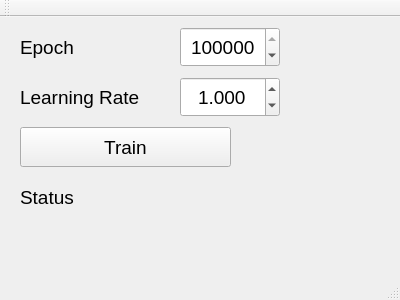
This is mainwindow.ui in ahmetcihan/XOR_Neural_Network_Trainer as Qt 5 draws it before an edit. The edited form follows.
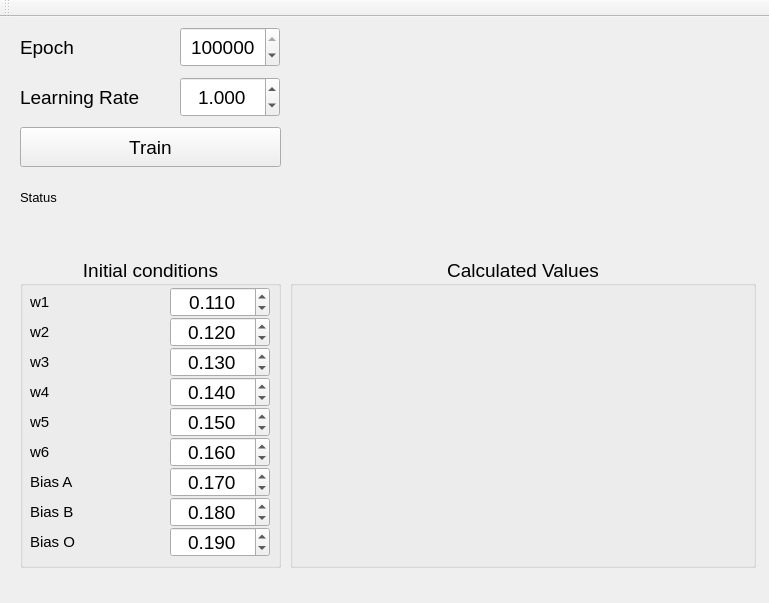
This is the edited form.

```diff
--- a/mainwindow.ui
+++ b/mainwindow.ui
@@ -6,8 +6,8 @@
    <rect>
     <x>0</x>
     <y>0</y>
-    <width>400</width>
-    <height>300</height>
+    <width>769</width>
+    <height>603</height>
    </rect>
   </property>
   <property name="windowTitle">
@@ -19,7 +19,7 @@
      <rect>
       <x>20</x>
       <y>110</y>
-      <width>211</width>
+      <width>261</width>
       <height>40</height>
      </rect>
     </property>
@@ -79,13 +79,13 @@
      <rect>
       <x>20</x>
       <y>160</y>
-      <width>371</width>
+      <width>261</width>
       <height>40</height>
      </rect>
     </property>
     <property name="font">
      <font>
-      <pointsize>14</pointsize>
+      <pointsize>10</pointsize>
      </font>
     </property>
     <property name="text">
@@ -134,6 +134,457 @@
      <double>1.000000000000000</double>
     </property>
    </widget>
+   <widget class="QLabel" name="label_net">
+    <property name="geometry">
+     <rect>
+      <x>290</x>
+      <y>10</y>
+      <width>466</width>
+      <height>226</height>
+     </rect>
+    </property>
+    <property name="text">
+     <string/>
+    </property>
+   </widget>
+   <widget class="QGroupBox" name="groupBox">
+    <property name="geometry">
+     <rect>
+      <x>20</x>
+      <y>240</y>
+      <width>261</width>
+      <height>311</height>
+     </rect>
+    </property>
+    <property name="font">
+     <font>
+      <pointsize>14</pointsize>
+     </font>
+    </property>
+    <property name="title">
+     <string>Initial conditions</string>
+    </property>
+    <property name="alignment">
+     <set>Qt::AlignCenter</set>
+    </property>
+    <widget class="QLabel" name="label_3">
+     <property name="geometry">
+      <rect>
+       <x>10</x>
+       <y>30</y>
+       <width>130</width>
+       <height>30</height>
+      </rect>
+     </property>
+     <property name="font">
+      <font>
+       <pointsize>11</pointsize>
+      </font>
+     </property>
+     <property name="text">
+      <string>w1</string>
+     </property>
+    </widget>
+    <widget class="QDoubleSpinBox" name="doubleSpinBox_w1">
+     <property name="geometry">
+      <rect>
+       <x>150</x>
+       <y>30</y>
+       <width>100</width>
+       <height>30</height>
+      </rect>
+     </property>
+     <property name="font">
+      <font>
+       <pointsize>14</pointsize>
+      </font>
+     </property>
+     <property name="alignment">
+      <set>Qt::AlignCenter</set>
+     </property>
+     <property name="decimals">
+      <number>3</number>
+     </property>
+     <property name="value">
+      <double>0.110000000000000</double>
+     </property>
+    </widget>
+    <widget class="QDoubleSpinBox" name="doubleSpinBox_w2">
+     <property name="geometry">
+      <rect>
+       <x>150</x>
+       <y>60</y>
+       <width>100</width>
+       <height>30</height>
+      </rect>
+     </property>
+     <property name="font">
+      <font>
+       <pointsize>14</pointsize>
+      </font>
+     </property>
+     <property name="alignment">
+      <set>Qt::AlignCenter</set>
+     </property>
+     <property name="decimals">
+      <number>3</number>
+     </property>
+     <property name="value">
+      <double>0.120000000000000</double>
+     </property>
+    </widget>
+    <widget class="QLabel" name="label_4">
+     <property name="geometry">
+      <rect>
+       <x>10</x>
+       <y>60</y>
+       <width>130</width>
+       <height>30</height>
+      </rect>
+     </property>
+     <property name="font">
+      <font>
+       <pointsize>11</pointsize>
+      </font>
+     </property>
+     <property name="text">
+      <string>w2</string>
+     </property>
+    </widget>
+    <widget class="QLabel" name="label_5">
+     <property name="geometry">
+      <rect>
+       <x>10</x>
+       <y>90</y>
+       <width>130</width>
+       <height>30</height>
+      </rect>
+     </property>
+     <property name="font">
+      <font>
+       <pointsize>11</pointsize>
+      </font>
+     </property>
+     <property name="text">
+      <string>w3</string>
+     </property>
+    </widget>
+    <widget class="QDoubleSpinBox" name="doubleSpinBox_w3">
+     <property name="geometry">
+      <rect>
+       <x>150</x>
+       <y>90</y>
+       <width>100</width>
+       <height>30</height>
+      </rect>
+     </property>
+     <property name="font">
+      <font>
+       <pointsize>14</pointsize>
+      </font>
+     </property>
+     <property name="alignment">
+      <set>Qt::AlignCenter</set>
+     </property>
+     <property name="decimals">
+      <number>3</number>
+     </property>
+     <property name="value">
+      <double>0.130000000000000</double>
+     </property>
+    </widget>
+    <widget class="QLabel" name="label_6">
+     <property name="geometry">
+      <rect>
+       <x>10</x>
+       <y>120</y>
+       <width>130</width>
+       <height>30</height>
+      </rect>
+     </property>
+     <property name="font">
+      <font>
+       <pointsize>11</pointsize>
+      </font>
+     </property>
+     <property name="text">
+      <string>w4</string>
+     </property>
+    </widget>
+    <widget class="QDoubleSpinBox" name="doubleSpinBox_w4">
+     <property name="geometry">
+      <rect>
+       <x>150</x>
+       <y>120</y>
+       <width>100</width>
+       <height>30</height>
+      </rect>
+     </property>
+     <property name="font">
+      <font>
+       <pointsize>14</pointsize>
+      </font>
+     </property>
+     <property name="alignment">
+      <set>Qt::AlignCenter</set>
+     </property>
+     <property name="decimals">
+      <number>3</number>
+     </property>
+     <property name="value">
+      <double>0.140000000000000</double>
+     </property>
+    </widget>
+    <widget class="QLabel" name="label_7">
+     <property name="geometry">
+      <rect>
+       <x>10</x>
+       <y>150</y>
+       <width>130</width>
+       <height>30</height>
+      </rect>
+     </property>
+     <property name="font">
+      <font>
+       <pointsize>11</pointsize>
+      </font>
+     </property>
+     <property name="text">
+      <string>w5</string>
+     </property>
+    </widget>
+    <widget class="QDoubleSpinBox" name="doubleSpinBox_w5">
+     <property name="geometry">
+      <rect>
+       <x>150</x>
+       <y>150</y>
+       <width>100</width>
+       <height>30</height>
+      </rect>
+     </property>
+     <property name="font">
+      <font>
+       <pointsize>14</pointsize>
+      </font>
+     </property>
+     <property name="alignment">
+      <set>Qt::AlignCenter</set>
+     </property>
+     <property name="decimals">
+      <number>3</number>
+     </property>
+     <property name="value">
+      <double>0.150000000000000</double>
+     </property>
+    </widget>
+    <widget class="QLabel" name="label_8">
+     <property name="geometry">
+      <rect>
+       <x>10</x>
+       <y>180</y>
+       <width>130</width>
+       <height>30</height>
+      </rect>
+     </property>
+     <property name="font">
+      <font>
+       <pointsize>11</pointsize>
+      </font>
+     </property>
+     <property name="text">
+      <string>w6</string>
+     </property>
+    </widget>
+    <widget class="QDoubleSpinBox" name="doubleSpinBox_w6">
+     <property name="geometry">
+      <rect>
+       <x>150</x>
+       <y>180</y>
+       <width>100</width>
+       <height>30</height>
+      </rect>
+     </property>
+     <property name="font">
+      <font>
+       <pointsize>14</pointsize>
+      </font>
+     </property>
+     <property name="alignment">
+      <set>Qt::AlignCenter</set>
+     </property>
+     <property name="decimals">
+      <number>3</number>
+     </property>
+     <property name="value">
+      <double>0.160000000000000</double>
+     </property>
+    </widget>
+    <widget class="QLabel" name="label_9">
+     <property name="geometry">
+      <rect>
+       <x>10</x>
+       <y>210</y>
+       <width>130</width>
+       <height>30</height>
+      </rect>
+     </property>
+     <property name="font">
+      <font>
+       <pointsize>11</pointsize>
+      </font>
+     </property>
+     <property name="text">
+      <string>Bias A</string>
+     </property>
+    </widget>
+    <widget class="QDoubleSpinBox" name="doubleSpinBox_biasA">
+     <property name="geometry">
+      <rect>
+       <x>150</x>
+       <y>210</y>
+       <width>100</width>
+       <height>30</height>
+      </rect>
+     </property>
+     <property name="font">
+      <font>
+       <pointsize>14</pointsize>
+      </font>
+     </property>
+     <property name="alignment">
+      <set>Qt::AlignCenter</set>
+     </property>
+     <property name="decimals">
+      <number>3</number>
+     </property>
+     <property name="value">
+      <double>0.170000000000000</double>
+     </property>
+    </widget>
+    <widget class="QLabel" name="label_10">
+     <property name="geometry">
+      <rect>
+       <x>10</x>
+       <y>240</y>
+       <width>130</width>
+       <height>30</height>
+      </rect>
+     </property>
+     <property name="font">
+      <font>
+       <pointsize>11</pointsize>
+      </font>
+     </property>
+     <property name="text">
+      <string>Bias B</string>
+     </property>
+    </widget>
+    <widget class="QDoubleSpinBox" name="doubleSpinBox_biasB">
+     <property name="geometry">
+      <rect>
+       <x>150</x>
+       <y>240</y>
+       <width>100</width>
+       <height>30</height>
+      </rect>
+     </property>
+     <property name="font">
+      <font>
+       <pointsize>14</pointsize>
+      </font>
+     </property>
+     <property name="alignment">
+      <set>Qt::AlignCenter</set>
+     </property>
+     <property name="decimals">
+      <number>3</number>
+     </property>
+     <property name="value">
+      <double>0.180000000000000</double>
+     </property>
+    </widget>
+    <widget class="QDoubleSpinBox" name="doubleSpinBox_biasO">
+     <property name="geometry">
+      <rect>
+       <x>150</x>
+       <y>270</y>
+       <width>100</width>
+       <height>30</height>
+      </rect>
+     </property>
+     <property name="font">
+      <font>
+       <pointsize>14</pointsize>
+      </font>
+     </property>
+     <property name="alignment">
+      <set>Qt::AlignCenter</set>
+     </property>
+     <property name="decimals">
+      <number>3</number>
+     </property>
+     <property name="value">
+      <double>0.190000000000000</double>
+     </property>
+    </widget>
+    <widget class="QLabel" name="label_11">
+     <property name="geometry">
+      <rect>
+       <x>10</x>
+       <y>270</y>
+       <width>130</width>
+       <height>30</height>
+      </rect>
+     </property>
+     <property name="font">
+      <font>
+       <pointsize>11</pointsize>
+      </font>
+     </property>
+     <property name="text">
+      <string>Bias O</string>
+     </property>
+    </widget>
+   </widget>
+   <widget class="QGroupBox" name="groupBox_2">
+    <property name="geometry">
+     <rect>
+      <x>290</x>
+      <y>240</y>
+      <width>466</width>
+      <height>311</height>
+     </rect>
+    </property>
+    <property name="font">
+     <font>
+      <pointsize>14</pointsize>
+     </font>
+    </property>
+    <property name="title">
+     <string>Calculated Values</string>
+    </property>
+    <property name="alignment">
+     <set>Qt::AlignCenter</set>
+    </property>
+    <widget class="QLabel" name="label_calculated">
+     <property name="geometry">
+      <rect>
+       <x>10</x>
+       <y>30</y>
+       <width>445</width>
+       <height>270</height>
+      </rect>
+     </property>
+     <property name="font">
+      <font>
+       <pointsize>11</pointsize>
+      </font>
+     </property>
+     <property name="text">
+      <string/>
+     </property>
+    </widget>
+   </widget>
   </widget>
   <widget class="QMenuBar" name="menuBar">
    <property name="geometry">
@@ -153,7 +604,6 @@
     <bool>false</bool>
    </attribute>
   </widget>
-  <widget class="QStatusBar" name="statusBar"/>
  </widget>
  <layoutdefault spacing="6" margin="11"/>
  <resources/>
```
Left out of the diff: 2 changed lines with no effect on the pictures.
